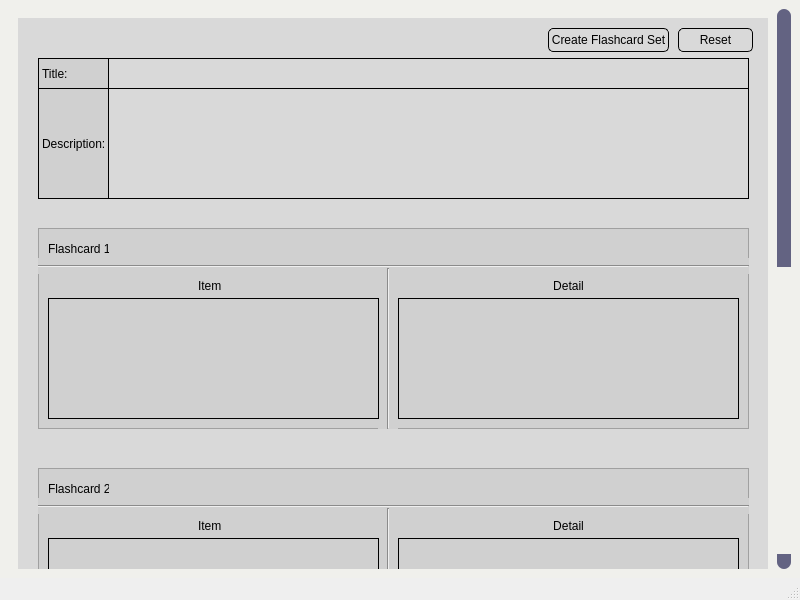
Qt form ui/flashcard_window.ui (sudo-sanoo/quizify_flashcard_quizzer) before a commit.
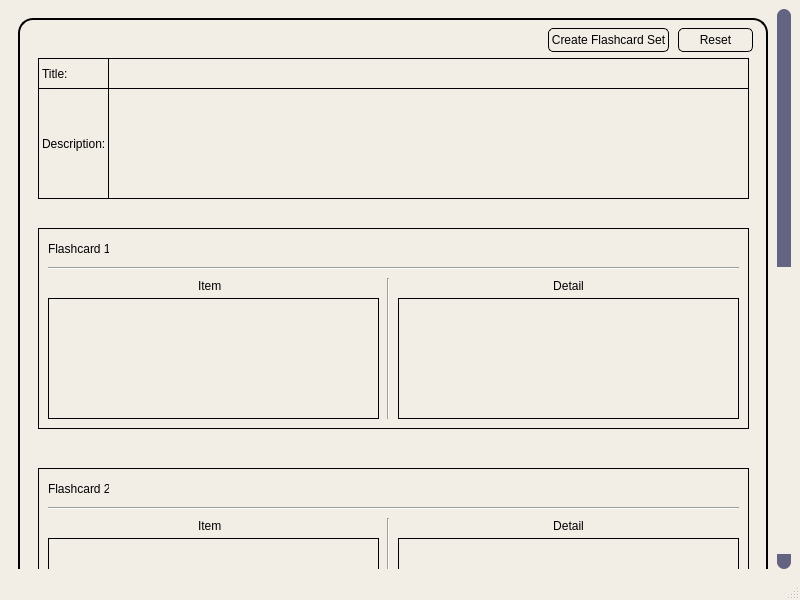
The same form after that commit.

Commit message: added open-ended questions and updated UI

```diff
--- a/ui/flashcard_window.ui
+++ b/ui/flashcard_window.ui
@@ -14,7 +14,10 @@
    <string>MainWindow</string>
   </property>
   <property name="styleSheet">
-   <string notr="true">QScrollBar:vertical{
+   <string notr="true">QMainWindow{
+	background-color: rgb(242, 238, 230);
+}
+QScrollBar:vertical{
 	border:none;
 	background-color: rgb(99, 99, 130);
 	width: 14px;
@@ -70,7 +73,7 @@
   </property>
   <widget class="QWidget" name="centralwidget">
    <property name="styleSheet">
-    <string notr="true">background-color: rgb(240, 240, 236)</string>
+    <string notr="true">background-color: rgb(242, 238, 230);</string>
    </property>
    <layout class="QVBoxLayout" name="verticalLayout">
     <item>
@@ -106,7 +109,11 @@
            </size>
           </property>
           <property name="styleSheet">
-           <string notr="true">background-color: rgb(217, 217, 217);</string>
+           <string notr="true">QWidget#widget{
+	background-color: rgb(242, 238, 230);
+	border: 2px solid #000;
+	border-radius: 15px;
+}</string>
           </property>
           <widget class="QFrame" name="frame">
            <property name="geometry">
@@ -136,7 +143,7 @@
              </rect>
             </property>
             <property name="styleSheet">
-             <string notr="true">background-color: rgb(208, 208, 208);
+             <string notr="true">background-color: rgb(242, 238, 230);
 color: rgb(0, 0, 0);</string>
             </property>
             <property name="text">
@@ -153,7 +160,7 @@
              </rect>
             </property>
             <property name="styleSheet">
-             <string notr="true">background-color: rgb(208, 208, 208);
+             <string notr="true">background-color: rgb(242, 238, 230);
 color: rgb(0, 0, 0);</string>
             </property>
             <property name="text">
@@ -198,8 +205,11 @@
             </rect>
            </property>
            <property name="styleSheet">
-            <string notr="true">background-color: rgb(208, 208, 208);
-color: rgb(0, 0, 0);</string>
+            <string notr="true">QFrame#frame_2{
+	background-color: rgb(242, 238, 230);
+	border: 1px solid #000;
+	color: rgb(0, 0, 0);
+}</string>
            </property>
            <property name="frameShape">
             <enum>QFrame::StyledPanel</enum>
@@ -217,7 +227,8 @@
              </rect>
             </property>
             <property name="styleSheet">
-             <string notr="true">font-size: 12px;</string>
+             <string notr="true">font-size: 12px;
+color: #000;</string>
             </property>
             <property name="text">
              <string>Flashcard 1</string>
@@ -226,10 +237,10 @@
            <widget class="Line" name="line">
             <property name="geometry">
              <rect>
-              <x>0</x>
+              <x>10</x>
               <y>30</y>
-              <width>711</width>
-              <height>16</height>
+              <width>691</width>
+              <height>20</height>
              </rect>
             </property>
             <property name="orientation">
@@ -240,9 +251,9 @@
             <property name="geometry">
              <rect>
               <x>340</x>
-              <y>40</y>
+              <y>50</y>
               <width>20</width>
-              <height>161</height>
+              <height>141</height>
              </rect>
             </property>
             <property name="styleSheet">
@@ -261,6 +272,9 @@
               <height>16</height>
              </rect>
             </property>
+            <property name="styleSheet">
+             <string notr="true">color: #000;</string>
+            </property>
             <property name="text">
              <string>Item</string>
             </property>
@@ -274,6 +288,9 @@
               <height>16</height>
              </rect>
             </property>
+            <property name="styleSheet">
+             <string notr="true">color: #000;</string>
+            </property>
             <property name="text">
              <string>Detail</string>
             </property>
@@ -291,7 +308,8 @@
              </rect>
             </property>
             <property name="styleSheet">
-             <string notr="true">border: 1px solid rgb(0, 0, 0);</string>
+             <string notr="true">border: 1px solid rgb(0, 0, 0);
+color: #000;</string>
             </property>
            </widget>
            <widget class="QTextEdit" name="textEdit_3">
@@ -304,7 +322,8 @@
              </rect>
             </property>
             <property name="styleSheet">
-             <string notr="true">border: 1px solid rgb(0, 0, 0);</string>
+             <string notr="true">border: 1px solid rgb(0, 0, 0);
+color: #000;</string>
             </property>
            </widget>
           </widget>
@@ -376,8 +395,11 @@
             </rect>
            </property>
            <property name="styleSheet">
-            <string notr="true">background-color: rgb(208, 208, 208);
-color: rgb(0, 0, 0);</string>
+            <string notr="true">QFrame#frame_3{
+	background-color: rgb(242, 238, 230);
+	border: 1px solid #000;
+	color: rgb(0, 0, 0);
+}</string>
            </property>
            <property name="frameShape">
             <enum>QFrame::StyledPanel</enum>
@@ -395,7 +417,8 @@
              </rect>
             </property>
             <property name="styleSheet">
-             <string notr="true">font-size: 12px;</string>
+             <string notr="true">font-size: 12px;
+color: #000;</string>
             </property>
             <property name="text">
              <string>Flashcard 2</string>
@@ -404,10 +427,10 @@
            <widget class="Line" name="line_3">
             <property name="geometry">
              <rect>
-              <x>0</x>
+              <x>10</x>
               <y>30</y>
-              <width>711</width>
-              <height>16</height>
+              <width>691</width>
+              <height>20</height>
              </rect>
             </property>
             <property name="orientation">
@@ -418,9 +441,9 @@
             <property name="geometry">
              <rect>
               <x>340</x>
-              <y>40</y>
+              <y>50</y>
               <width>20</width>
-              <height>161</height>
+              <height>141</height>
              </rect>
             </property>
             <property name="styleSheet">
@@ -439,6 +462,9 @@
               <height>16</height>
              </rect>
             </property>
+            <property name="styleSheet">
+             <string notr="true">color: #000;</string>
+            </property>
             <property name="text">
              <string>Item</string>
             </property>
@@ -452,6 +478,9 @@
               <height>16</height>
              </rect>
             </property>
+            <property name="styleSheet">
+             <string notr="true">color: #000;</string>
+            </property>
             <property name="text">
              <string>Detail</string>
             </property>
@@ -469,7 +498,8 @@
              </rect>
             </property>
             <property name="styleSheet">
-             <string notr="true">border: 1px solid rgb(0, 0, 0);</string>
+             <string notr="true">border: 1px solid rgb(0, 0, 0);
+color: #000;</string>
             </property>
            </widget>
            <widget class="QTextEdit" name="textEdit_5">
@@ -482,7 +512,8 @@
              </rect>
             </property>
             <property name="styleSheet">
-             <string notr="true">border: 1px solid rgb(0, 0, 0);</string>
+             <string notr="true">border: 1px solid rgb(0, 0, 0);
+color: #000;</string>
             </property>
            </widget>
           </widget>
```
Left out of the diff: 86 changed lines with no effect on the pictures. The commit also changes 4 other files.
